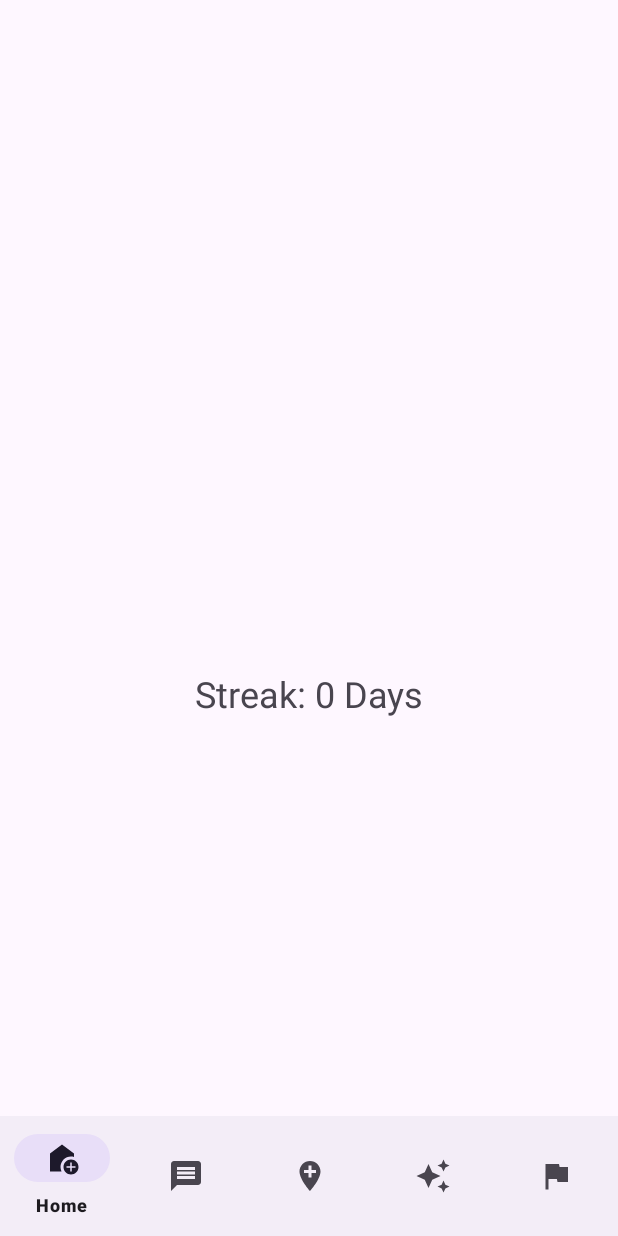
After one commit to charpasi/FitNeighborApp, an Android app built with Jetpack Compose: the layout activity_streaks.xml on its own in the app's theme, with its tools: preview values and no code run, on a phone screen of 412 x 824 dp. The commit adds this screen. Run offline under Robolectric (Android 15) with nearby library versions, the light colour scheme and no system bars.

Commit message:
working on streaks page

```diff
--- a/app/src/main/AndroidManifest.xml
+++ b/app/src/main/AndroidManifest.xml
@@ -36,6 +36,11 @@
             android:exported="false"
             android:label="@string/title_activity_challenges"
             android:theme="@style/Theme.FitNeighborApp" />
+
+        <activity android:name=".streak.StreakActivity">
+            <!-- Optional: Add any other configurations you need -->
+        </activity>
+
     </application>
 
 </manifest>
--- /dev/null
+++ b/app/src/main/res/layout/activity_streaks.xml
@@ -0,0 +1,38 @@
+<?xml version="1.0" encoding="utf-8"?>
+<androidx.constraintlayout.widget.ConstraintLayout xmlns:android="http://schemas.android.com/apk/res/android"
+    xmlns:app="http://schemas.android.com/apk/res-auto"
+    xmlns:tools="http://schemas.android.com/tools"
+    android:layout_width="match_parent"
+    android:layout_height="match_parent"
+    tools:context=".streak.StreakActivity">
+
+    <!-- Display Streak Count -->
+    <TextView
+        android:id="@+id/streakCountText"
+        android:layout_width="wrap_content"
+        android:layout_height="wrap_content"
+        android:text="Streak: 0 Days"
+        android:textSize="24sp"
+        app:layout_constraintBottom_toTopOf="@+id/quotePager"
+        app:layout_constraintEnd_toEndOf="parent"
+        app:layout_constraintStart_toStartOf="parent"
+        app:layout_constraintTop_toTopOf="parent"
+        android:layout_marginTop="100dp"/>
+
+    <!-- ViewPager2 for Motivational Quotes -->
+    <androidx.viewpager2.widget.ViewPager2
+        android:id="@+id/quotePager"
+        android:layout_width="match_parent"
+        android:layout_height="wrap_content"
+        app:layout_constraintEnd_toEndOf="parent"
+        app:layout_constraintStart_toStartOf="parent"
+        app:layout_constraintBottom_toBottomOf="parent" />
+
+    <com.google.android.material.bottomnavigation.BottomNavigationView
+        android:id="@+id/bottom_navigation"
+        android:layout_width="match_parent"
+        android:layout_height="wrap_content"
+        app:layout_constraintBottom_toBottomOf="parent"
+        app:menu="@menu/bottom_nav_menu" />
+
+</androidx.constraintlayout.widget.ConstraintLayout>
```
Also changed, not shown: app/src/main/java/com/example/fitneighborapp/streak/QuoteAdapter.java (added, +44 -0 lines), app/src/main/java/com/example/fitneighborapp/streak/StreakActivity.java (+60 -1 lines).
